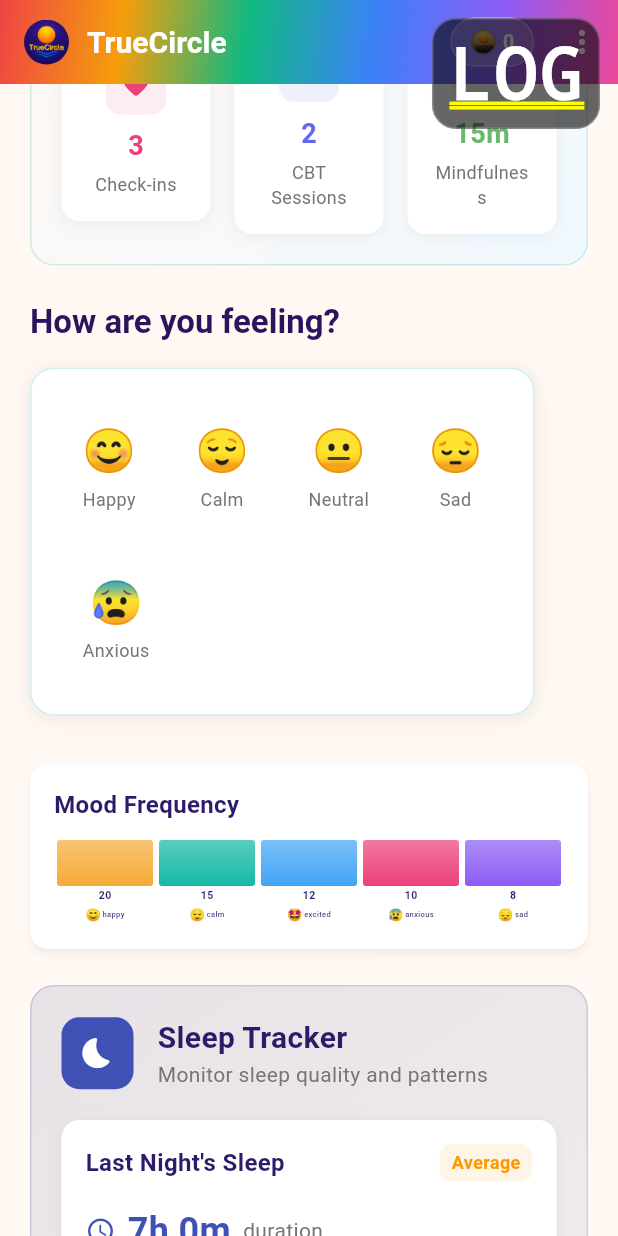
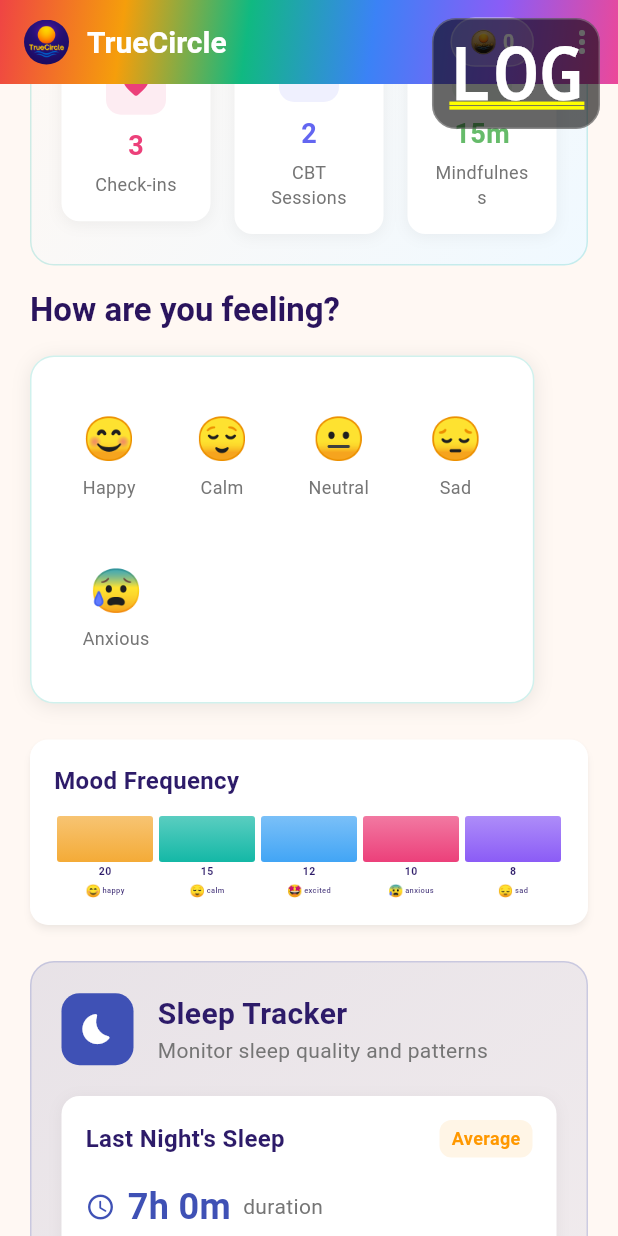
Before and after one commit to surendragrover/Truecircle, a Flutter app: the HomePage screen opened directly, scrolled down 1152 dp, on a phone screen of 412 x 824 dp. Run offline on Flutter 3.47's test engine with Material 3 defaults, Android fonts, the phone set to English and light mode, and no system bars; our stand-ins replace animated_text_kit, audioplayers, firebase_analytics, firebase_core, firebase_crashlytics, hive and 3 more; accounts and stored records are empty.

Commit message:
Home: standardize inter-section spacing via AppGaps (16px); add core/spacing.dart

```diff
--- /dev/null
+++ b/lib/core/spacing.dart
@@ -0,0 +1,13 @@
+/// Centralized spacing constants to keep UI gaps consistent across the app.
+class AppGaps {
+  const AppGaps._();
+
+  // Extra small gaps (tight elements)
+  static const double xs = 4;
+  // Small gaps (chips, inline elements)
+  static const double small = 8;
+  // Standard section spacing between blocks
+  static const double section = 16;
+  // Large gaps for major breaks (if needed later)
+  static const double large = 24;
+}
--- a/lib/home/home_page.dart
+++ b/lib/home/home_page.dart
@@ -1,6 +1,7 @@
 import 'package:flutter/material.dart';
 import '../core/truecircle_app_bar.dart';
 import '../core/data_visualizations.dart';
+import '../core/spacing.dart';
 import '../core/loading_animations.dart';
 import '../models/user_profile.dart';
 import '../services/integration_service.dart';
@@ -272,24 +273,24 @@ class _HomePageState extends State<HomePage> {
               wellnessScore: _dashboardData?.wellnessScore ?? 78,
               trend: _dashboardData?.wellnessTrend ?? 'Improving',
             ),
-            const SizedBox(height: 12),
+            const SizedBox(height: AppGaps.section),
 
             // Welcome Header with animations
             const WelcomeHeaderWidget(),
-            const SizedBox(height: 12),
+            const SizedBox(height: AppGaps.section),
             // (Removed session-language chip to avoid any language mentions in default UI)
 
             // Quick Actions
             const QuickActionsWidget(),
-            const SizedBox(height: 24),
+            const SizedBox(height: AppGaps.section),
 
             // Daily Stats
             const DailyStatsWidget(),
-            const SizedBox(height: 24),
+            const SizedBox(height: AppGaps.section),
 
             // Mood Tracker
             const MoodTrackerWidget(),
-            const SizedBox(height: 24),
+            const SizedBox(height: AppGaps.section),
 
             // Mood Frequency Chart - Professional analytics with responsive height
             LayoutBuilder(
@@ -322,31 +323,31 @@ class _HomePageState extends State<HomePage> {
                 );
               },
             ),
-            const SizedBox(height: 16),
+            const SizedBox(height: AppGaps.section),
 
             // Sleep Tracker - Moved to Top for Better Visibility
             const SleepTrackerWidget(),
-            const SizedBox(height: 16),
+            const SizedBox(height: AppGaps.section),
 
             // CBT Hub - All CBT features in one place (WITHOUT sleep tracker)
             const CBTHubWidget(),
-            const SizedBox(height: 16),
+            const SizedBox(height: AppGaps.section),
 
             // Mood Journal
             const MoodJournalWidget(),
-            const SizedBox(height: 16),
+            const SizedBox(height: AppGaps.section),
 
             // Meditation Guide
             const MeditationGuideWidget(),
-            const SizedBox(height: 16),
+            const SizedBox(height: AppGaps.section),
 
             // Breathing Exercises
             const BreathingExercisesWidget(),
-            const SizedBox(height: 8),
+            const SizedBox(height: AppGaps.small),
 
             // Psychology Articles
             const PsychologyArticlesWidget(),
-            const SizedBox(height: 24),
+            const SizedBox(height: AppGaps.section),
 
             // Weekly Trend Graph
             TrueCircleVisualizations.weeklyTrendGraph(
@@ -363,15 +364,15 @@ class _HomePageState extends State<HomePage> {
                   },
               height: 150,
             ),
-            const SizedBox(height: 24),
+            const SizedBox(height: AppGaps.section),
 
             // Festival Reminders
             const FestivalReminderWidget(),
-            const SizedBox(height: 24),
+            const SizedBox(height: AppGaps.section),
 
             // Inspirational Quote
             const InspirationalQuoteWidget(),
-            const SizedBox(height: 24),
+            const SizedBox(height: AppGaps.section),
 
             // Feature Usage Stats - Professional insights
             if (_dashboardData != null)
@@ -390,7 +391,7 @@ class _HomePageState extends State<HomePage> {
 
             // Feature Cards
             const FeatureCardsWidget(),
-            const SizedBox(height: 16),
+            const SizedBox(height: AppGaps.section),
             // Personalized features grid (6 items) showing recent user entries
             Padding(
               padding: const EdgeInsets.symmetric(horizontal: 0.0),
```
